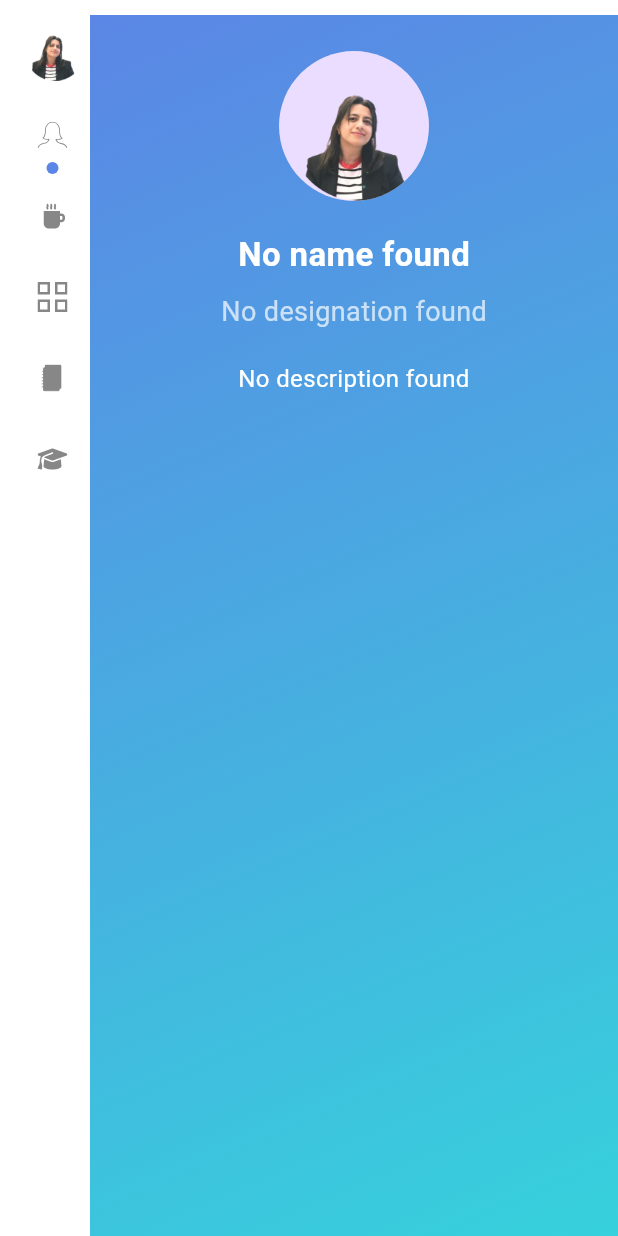
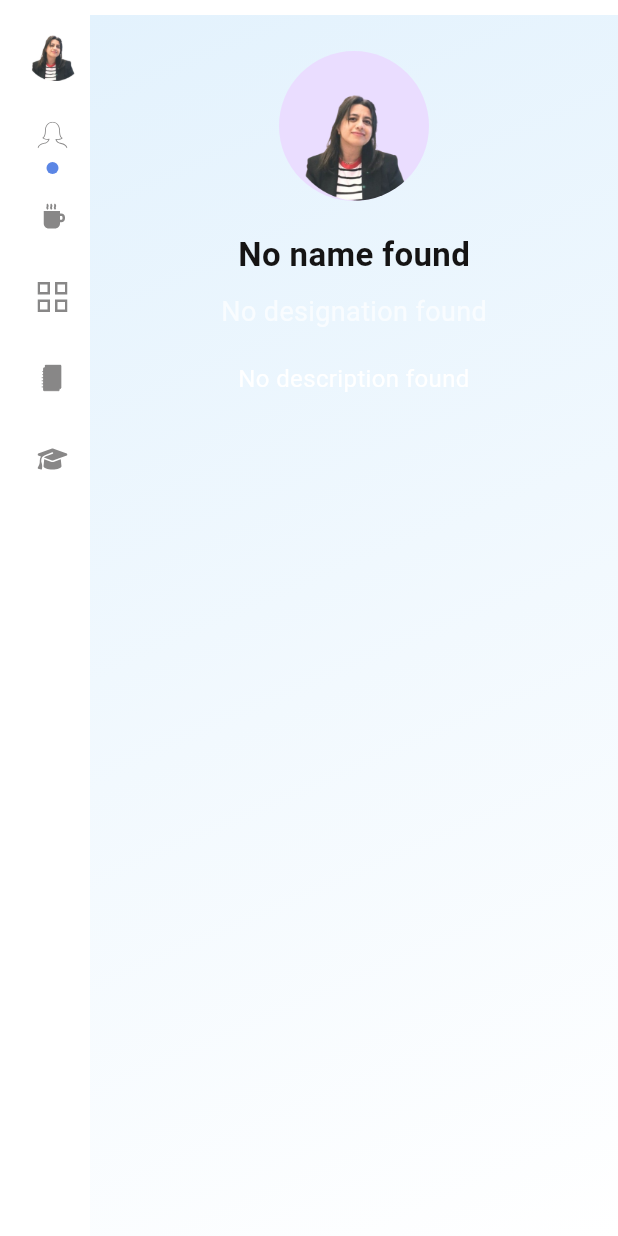
Before and after one commit to GulayAdgzl/CV, a Flutter app: the screen it shows after launch, on a phone screen of 412 x 824 dp. Run offline on Flutter 3.47's test engine with Material 3 defaults, Android fonts, the phone set to English and light mode, and no system bars; drawn by our look-alikes of flutter_animate; our stand-ins replace cached_network_image, firebase_core, firebase_database, flutter_svg, font_awesome_flutter, shimmer and 1 more; accounts and stored records are empty.

Commit message:
Refactor ProfilePage and SkillsPage UI; update gradient colors and change SkillsPage title for clarity

```diff
--- a/cv/lib/pages/profile_page.dart
+++ b/cv/lib/pages/profile_page.dart
@@ -23,7 +23,7 @@ class _ProfilePageState extends State<ProfilePage> {
     return Container(
       decoration: const BoxDecoration(
         gradient: LinearGradient(
-          colors: [Color(0xFF5B86E5), Color(0xFF36D1DC)],
+          colors: [Color(0xFFE3F2FD), Color(0xFFFFFFFF)],
           begin: Alignment.topLeft,
           end: Alignment.bottomRight,
         ),
@@ -61,7 +61,7 @@ class _ProfilePageState extends State<ProfilePage> {
                       style: const TextStyle(
                           fontSize: 22,
                           fontWeight: FontWeight.bold,
-                          color: Colors.white),
+                          color: Color.fromARGB(255, 21, 20, 20)),
                     ).animate().fadeIn(duration: 400.ms);
                   }
                   return const SizedBox.shrink();
--- a/cv/lib/pages/skills_page.dart
+++ b/cv/lib/pages/skills_page.dart
@@ -50,7 +50,7 @@ class _SkillsPageState extends State<SkillsPage> {
     return Scaffold(
       backgroundColor: const Color(0xFF0F172A),
       appBar: AppBar(
-        title: const Text("Swipe Skills"),
+        title: const Text("Skills"),
         backgroundColor: Colors.transparent,
         foregroundColor: Colors.white,
         elevation: 0,
```
